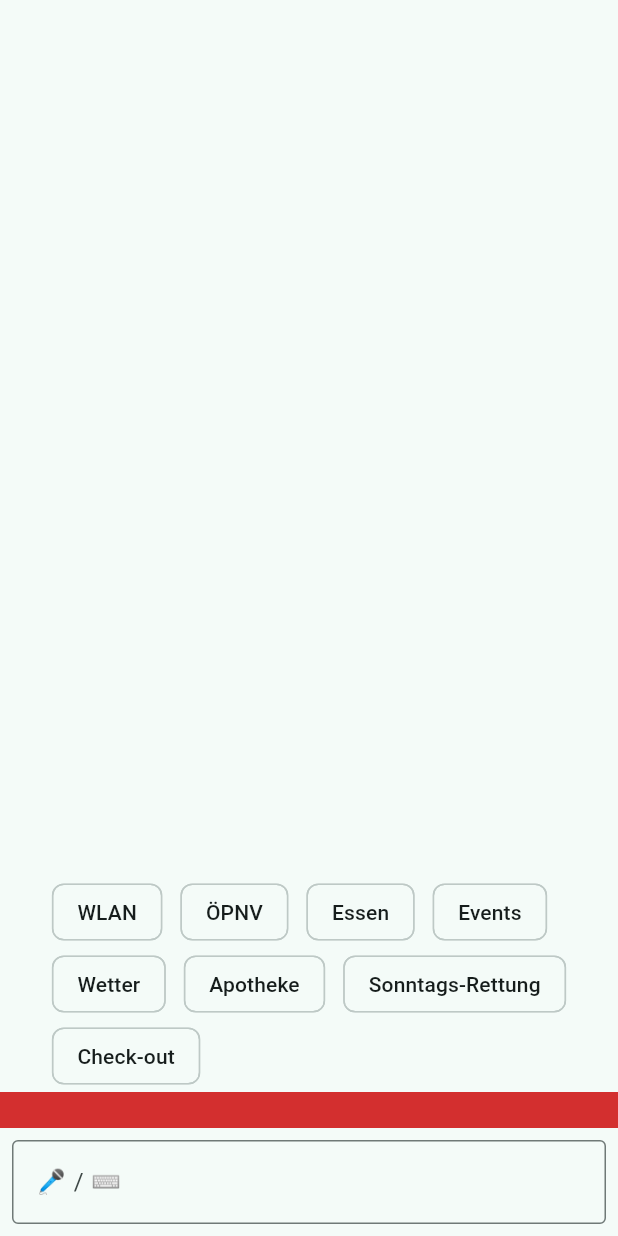
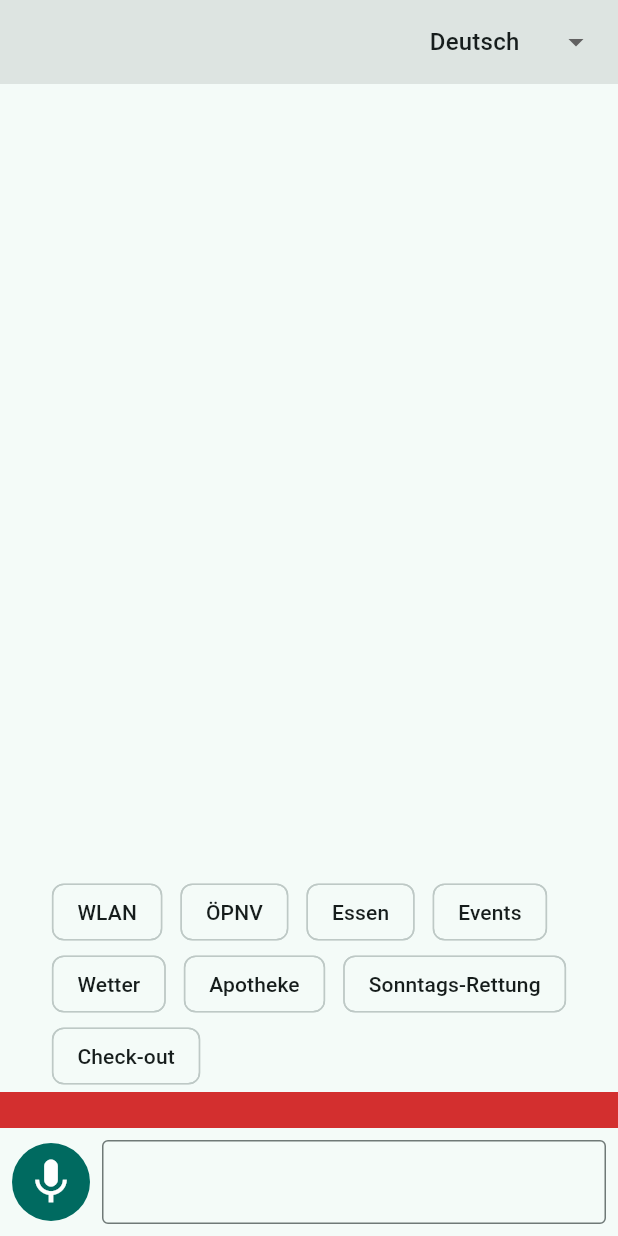
Before and after one commit to pcblizzard/Concierge-for-Airbnb, a Flutter app: the HomeScreen screen opened directly with empty values, on a phone screen of 412 x 824 dp. Run offline on Flutter 3.47's test engine with Material 3 defaults, Android fonts, the phone set to English and light mode, and no system bars; our stand-ins replace camera, flutter_tts, qr_flutter, shared_preferences, speech_to_text, wakelock_plus; missing offline and left inert: screen_brightness; accounts and stored records are empty.

Commit message:
Sprache, Dropdown, Gedächtnis, Places, Events, Wake-on-Approach, Kiosk-Skript
Co-Authored-By: Claude Sonnet 5.5 <noreply@anthropic.com>
Claude-Session: https://claude.ai/code/session_01RG2HUskfx3wVbHMEkcH1fn

```diff
--- a/lib/main.dart
+++ b/lib/main.dart
@@ -1,8 +1,14 @@
 import 'package:flutter/material.dart';
 import 'package:flutter/services.dart';
 import 'package:qr_flutter/qr_flutter.dart';
+import 'services/display_service.dart';
+import 'services/events_service.dart';
+import 'services/languages.dart';
 import 'services/links.dart';
 import 'services/llm_service.dart';
+import 'services/memory_store.dart';
+import 'services/places_service.dart';
+import 'services/voice_service.dart';
 import 'services/wohnung_repository.dart';
 
 void main() async {
@@ -12,44 +18,139 @@ void main() async {
       // remoteUrl: 'https://raw.githubusercontent.com/<user>/<repo>/main/assets/wohnung.json',
       );
   await repo.load();
-  runApp(ConciergeApp(repo: repo));
+  final memory = MemoryStore();
+  await memory.load();
+  runApp(ConciergeApp(repo: repo, memory: memory));
 }
 
 class ConciergeApp extends StatelessWidget {
-  const ConciergeApp({super.key, required this.repo});
+  const ConciergeApp({super.key, required this.repo, required this.memory});
   final WohnungRepository repo;
+  final MemoryStore memory;
   @override
   Widget build(BuildContext context) => MaterialApp(
         title: 'Concierge',
         theme: ThemeData(useMaterial3: true, colorSchemeSeed: Colors.teal),
-        home: HomeScreen(repo: repo),
+        home: HomeScreen(repo: repo, memory: memory),
       );
 }
 
 class HomeScreen extends StatefulWidget {
-  const HomeScreen({super.key, required this.repo});
+  const HomeScreen({super.key, required this.repo, required this.memory});
   final WohnungRepository repo;
+  final MemoryStore memory;
   @override
   State<HomeScreen> createState() => _HomeScreenState();
 }
 
 class _HomeScreenState extends State<HomeScreen> {
   final _ctrl = TextEditingController();
+  final _voice = VoiceService();
+  final _display = DisplayService();
+  final _places = PlacesService();
+  final _events = EventsService();
   late final LlmService _llm = LlmService(
-      endpoint: 'https://example.invalid/concierge', apiKeyProvider: () async => '');
+      endpoint: const String.fromEnvironment('LLM_ENDPOINT', defaultValue: 'https://example.invalid/concierge'),
+      apiKeyProvider: () async => const String.fromEnvironment('LLM_KEY'),
+      memory: widget.memory);
+
+  Lang _lang = languages.first;
+  bool _langBanner = false;
+  bool _listening = false;
+  bool _busy = false;
   String _answer = '';
-  String _lang = 'de';
   String? _qr;
+  List<Place> _placeList = [];
+  List<String> _checks = [];
+  final Set<int> _done = {};
+
+  @override
+  void initState() {
+    super.initState();
+    _display.start().catchError((_) {});
+  }
+
+  @override
+  void dispose() {
+    _display.dispose();
+    super.dispose();
+  }
+
+  void _setLang(Lang l, {bool manual = false}) {
+    setState(() {
+      _lang = l;
+      _langBanner = !manual;
+    });
+    _llm.forcedLang = manual ? l.endonym : null;
+  }
 
   Future<void> _send(String text) async {
-    final r = await _llm.ask(text, widget.repo.contextForLlm);
+    if (text.trim().isEmpty) return;
+    _display.touch();
+    setState(() => _busy = true);
+    try {
+      var r = await _llm.ask(text, widget.repo.contextForLlm);
+      // Zweiter Durchgang, wenn die LLM Eventdaten braucht.
+      if (r.actions.any((a) => a['type'] == 'events')) {
+        r = await _llm.ask('(Eventdaten angefordert, bitte jetzt empfehlen)', widget.repo.contextForLlm,
+            extraContext: await _events.snippets());
+      }
+      final detected = langByCode(r.lang);
+      if (detected.code != _lang.code && _llm.forcedLang == null) _setLang(detected);
+      final newQr = await _applyActions(r.actions);
       setState(() {
         _answer = r.text;
-      _lang = r.lang;
-      _qr = null;
-      for (final a in r.actions) {
-        if (a['type'] == 'wifi_qr') _qr = widget.repo.wifiQrPayload;
-        if (a['url'] != null) _qr = a['url'];
+        _qr = newQr;
+      });
+      _voice.speak(r.text, _lang);
+    } catch (e) {
+      setState(() => _answer = '⚠ $e');
+    } finally {
+      setState(() => _busy = false);
+    }
+  }
+
+  Future<String?> _applyActions(List<Map<String, dynamic>> actions) async {
+    String? qr;
+    _placeList = [];
+    _checks = [];
+    for (final a in actions) {
+      switch (a['type']) {
+        case 'wifi_qr':
+          qr = widget.repo.wifiQrPayload;
+        case 'route_qr':
+          qr = transitRoute('${a['from'] ?? widget.repo.data['adresse']?['text']}', '${a['to']}');
+        case 'weather':
+          qr = meteoblueMuenchen;
+        case 'events':
+          qr = rausgegangenUrl();
+        case 'places':
+          final addr = widget.repo.data['adresse'] ?? {};
+          _placeList = await _places.nearby(
+              (addr['lat'] ?? 48.1351).toDouble(), (addr['lng'] ?? 11.582).toDouble(),
+              ['${a['kind']}'], (a['radius_m'] ?? int.tryParse(widget.memory.data['radius_m'] ?? '') ?? 1000) as int);
+          if (_placeList.isNotEmpty) qr = _placeList.first.mapsUri;
+        case 'checkout':
+          _checks = List<String>.from(widget.repo.data['checkout']?['checkliste'] ?? []);
+          _done.clear();
+      }
+    }
+    return qr;
+  }
+
+  Future<void> _mic() async {
+    _display.touch();
+    if (_listening) {
+      await _voice.stopListening();
+      setState(() => _listening = false);
+      return;
+    }
+    setState(() => _listening = true);
+    await _voice.listen(_lang, (t, done) {
+      _ctrl.text = t;
+      if (done) {
+        setState(() => _listening = false);
+        _send(t);
       }
     });
   }
@@ -57,31 +158,55 @@ class _HomeScreenState extends State<HomeScreen> {
   @override
   Widget build(BuildContext context) {
     final notruf = (widget.repo.data['notruf'] as List?) ?? [];
-    return Scaffold(
+    return Listener(
+      onPointerDown: (_) => _display.touch(),
+      child: Scaffold(
         body: SafeArea(
           child: Column(children: [
-          if (_lang != 'de')
-            MaterialBanner(
-                content: Text('Language: $_lang – tap to change'),
-                actions: [TextButton(onPressed: () {}, child: const Text('Ändern'))]),
+            _topBar(),
+            if (_busy) const LinearProgressIndicator(),
             Expanded(
               child: Padding(
                 padding: const EdgeInsets.all(24),
-              child: Row(children: [
-                Expanded(child: SingleChildScrollView(child: Text(_answer, style: const TextStyle(fontSize: 28)))),
-                if (_qr != null) QrImageView(data: _qr!, size: 260, backgroundColor: Colors.white),
+                child: Row(crossAxisAlignment: CrossAxisAlignment.start, children: [
+                  Expanded(
+                    child: ListView(children: [
+                      Text(_answer, style: const TextStyle(fontSize: 28)),
+                      for (final p in _placeList)
+                        ListTile(
+                          title: Text(p.name),
+                          subtitle: Text('${p.address}\n${p.hoursToday ?? ''}'),
+                          trailing: Icon(Icons.circle, color: p.openNow == null ? Colors.grey : p.openNow! ? Colors.green : Colors.red),
+                        ),
+                      for (var i = 0; i < _checks.length; i++)
+                        CheckboxListTile(
+                          value: _done.contains(i),
+                          title: Text(_checks[i], style: const TextStyle(fontSize: 22)),
+                          onChanged: (v) => setState(() => v! ? _done.add(i) : _done.remove(i)),
+                        ),
+                    ]),
+                  ),
+                  if (_qr != null)
+                    Column(children: [
+                      QrImageView(data: _qr!, size: 260, backgroundColor: Colors.white),
+                      const SizedBox(height: 8),
+                      const Text('📱 Scan'),
+                    ]),
                 ]),
               ),
             ),
             Wrap(spacing: 12, children: [
-            ActionChip(label: const Text('WLAN'), onPressed: () => _send('WLAN')),
-            ActionChip(label: const Text('ÖPNV'), onPressed: () => _send('Wie komme ich mit dem ÖPNV zu ...')),
-            ActionChip(label: const Text('Essen'), onPressed: () => _send('Restaurant in der Nähe')),
-            ActionChip(label: const Text('Events'), onPressed: () => setState(() => _qr = rausgegangenUrl())),
-            ActionChip(label: const Text('Wetter'), onPressed: () => setState(() => _qr = meteoblueMuenchen)),
-            ActionChip(label: const Text('Apotheke'), onPressed: () => _send('Nächste Apotheke mit Öffnungszeiten')),
-            ActionChip(label: const Text('Sonntags-Rettung'), onPressed: () => _send('Wo bekomme ich sonntags Lebensmittel?')),
-            ActionChip(label: const Text('Check-out'), onPressed: () => _send('Check-out Checkliste')),
+              for (final c in const {
+                'WLAN': 'WLAN',
+                'ÖPNV': 'Wie komme ich mit dem ÖPNV zu ...',
+                'Essen': 'Restaurant in der Nähe',
+                'Events': 'Was kann ich die nächsten Tage unternehmen?',
+                'Wetter': 'Wetter',
+                'Apotheke': 'Nächste Apotheke mit Öffnungszeiten',
+                'Sonntags-Rettung': 'Wo bekomme ich sonntags Lebensmittel?',
+                'Check-out': 'Check-out Checkliste',
+              }.entries)
+                ActionChip(label: Text(c.key), onPressed: () => _send(c.value)),
             ]),
             Container(
               color: Colors.red.shade700,
@@ -94,14 +219,47 @@ class _HomeScreenState extends State<HomeScreen> {
             ),
             Padding(
               padding: const EdgeInsets.all(8),
+              child: Row(children: [
+                IconButton.filled(
+                    iconSize: 36, onPressed: _mic, icon: Icon(_listening ? Icons.stop : Icons.mic)),
+                const SizedBox(width: 8),
+                Expanded(
                   child: TextField(
                     controller: _ctrl,
-              onSubmitted: _send,
-              decoration: const InputDecoration(hintText: '🎤 / ⌨', border: OutlineInputBorder()),
+                    onSubmitted: (t) {
+                      _send(t);
+                      _ctrl.clear();
+                    },
+                    decoration: const InputDecoration(border: OutlineInputBorder()),
                   ),
                 ),
               ]),
             ),
+          ]),
+        ),
+      ),
     );
   }
+
+  Widget _topBar() => Container(
+        color: Theme.of(context).colorScheme.surfaceContainerHighest,
+        padding: const EdgeInsets.symmetric(horizontal: 16, vertical: 4),
+        child: Row(children: [
+          if (_langBanner)
+            Expanded(
+              child: InkWell(
+                onTap: () => setState(() => _langBanner = false),
+                child: Text('${_lang.endonym} ✓  –  ✎', style: const TextStyle(fontSize: 16)),
+              ),
+            )
+          else
+            const Spacer(),
+          DropdownButton<Lang>(
+            value: _lang,
+            underline: const SizedBox(),
+            items: [for (final l in languages) DropdownMenuItem(value: l, child: Text(l.endonym))],
+            onChanged: (l) => _setLang(l!, manual: true),
+          ),
+        ]),
+      );
 }
--- /dev/null
+++ b/lib/services/languages.dart
@@ -0,0 +1,28 @@
+class Lang {
+  const Lang(this.code, this.endonym, this.stt);
+  final String code; // ISO 639-1
+  final String endonym; // Name in der eigenen Sprache
+  final String stt; // Locale für Sprachein-/ausgabe
+}
+
+const languages = <Lang>[
+  Lang('de', 'Deutsch', 'de-DE'),
+  Lang('en', 'English', 'en-US'),
+  Lang('es', 'Español', 'es-ES'),
+  Lang('fr', 'Français', 'fr-FR'),
+  Lang('tr', 'Türkçe', 'tr-TR'),
+  Lang('it', 'Italiano', 'it-IT'),
+  Lang('pt', 'Português', 'pt-PT'),
+  Lang('ar', 'العربية', 'ar-SA'),
+  Lang('zh', '中文', 'zh-CN'),
+  Lang('hi', 'हिन्दी', 'hi-IN'),
+  Lang('ja', '日本語', 'ja-JP'),
+  Lang('ko', '한국어', 'ko-KR'),
+  Lang('ru', 'Русский', 'ru-RU'),
+  Lang('pl', 'Polski', 'pl-PL'),
+  Lang('nl', 'Nederlands', 'nl-NL'),
+  Lang('uk', 'Українська', 'uk-UA'),
+];
+
+Lang langByCode(String c) =>
+    languages.firstWhere((l) => l.code == c, orElse: () => languages.first);
--- a/lib/services/llm_service.dart
+++ b/lib/services/llm_service.dart
@@ -1,43 +1,59 @@
 import 'dart:convert';
 import 'package:http/http.dart' as http;
+import 'memory_store.dart';
 
-/// Antwort der LLM: Text in Gastsprache plus optionale Aktionen fürs UI.
 class LlmReply {
-  LlmReply(this.text, this.lang, this.actions);
+  LlmReply(this.text, this.lang, this.actions, this.remember);
   final String text;
-  final String lang; // z.B. "es"
-  final List<Map<String, dynamic>> actions; // z.B. {type:"wifi_qr"}, {type:"route_qr", url:"..."}
+  final String lang;
+  final List<Map<String, dynamic>> actions;
+  final Map<String, dynamic>? remember;
 }
 
 class LlmService {
-  LlmService({required this.endpoint, required this.apiKeyProvider});
-  final String endpoint; // eigener Proxy empfohlen, damit der Key nicht im Tablet liegt
+  LlmService({required this.endpoint, required this.apiKeyProvider, required this.memory});
+  final String endpoint; // eigener Proxy, damit der Key nicht auf dem Tablet liegt
   final Future<String> Function() apiKeyProvider;
+  final MemoryStore memory;
   final List<Map<String, String>> _history = [];
-  final Map<String, String> memory = {}; // gemerkte Gastpräferenzen (Radius, Küche, ...)
+  String? forcedLang; // gesetzt, wenn der Gast per Dropdown gewählt hat
 
   static const _system = '''
 Du bist der Concierge einer Airbnb-Wohnung in München. Erkenne die Sprache des Gastes
 und antworte in genau dieser Sprache. Nutze die Wohnungsdaten (deutsch) als Wissensquelle.
-Frage bei Unklarheiten kurz nach (Radius, Küche, Eventart). Antworte ausschließlich als JSON:
-{"lang":"<iso>","text":"...","actions":[{"type":"wifi_qr"|"route_qr"|"place_qr"|"weather"|"events"|"checkout"|"emergency","url":"..."}]}
-ÖPNV-Routen: Google-Maps-URL mit travelmode=transit. Notruf: 110, 112, 116117.
-Sonntags/nach 20 Uhr: auf Öffnungszeiten und Sonntags-Alternativen hinweisen.
+Frage bei Unklarheiten kurz nach (z.B. Suchradius, Küche, Art des Events).
+Merke dir Präferenzen des Gastes über "remember" (z.B. {"radius_m":"800","kueche":"vegetarisch"}) und nutze sie.
+Antworte ausschließlich als JSON:
+{"lang":"<iso>","text":"...","remember":{},"actions":[...]}
+Aktionen:
+ {"type":"wifi_qr"}
+ {"type":"route_qr","from":"..","to":".."}  (ÖPNV, Google Maps travelmode=transit)
+ {"type":"places","kind":"pharmacy|supermarket|bakery|drugstore|restaurant","radius_m":1000}
+ {"type":"events"}  (App liefert danach Eventtexte; dann auswählen und empfehlen)
+ {"type":"weather"} {"type":"checkout"}
+Notruf: 110, 112, 116117. Nach 20 Uhr und sonntags auf Öffnungszeiten und Sonntags-Alternativen hinweisen.
 ''';
 
-  Future<LlmReply> ask(String userText, String wohnungJson) async {
+  Future<LlmReply> ask(String userText, String wohnungJson, {String? extraContext}) async {
     _history.add({'role': 'user', 'content': userText});
     final res = await http.post(
       Uri.parse(endpoint),
       headers: {'content-type': 'application/json', 'x-api-key': await apiKeyProvider()},
       body: jsonEncode({
-        'system': '$_system\nWohnung: $wohnungJson\nGedächtnis: ${jsonEncode(memory)}\n'
+        'system': '$_system\nWohnung: $wohnungJson\nGedächtnis: ${jsonEncode(memory.data)}\n'
+            '${forcedLang != null ? "Antworte immer auf: $forcedLang\n" : ""}'
+            '${extraContext != null ? "Zusatzdaten:\n$extraContext\n" : ""}'
             'Jetzt: ${DateTime.now().toIso8601String()}',
         'messages': _history,
       }),
     );
     final j = jsonDecode(utf8.decode(res.bodyBytes));
     _history.add({'role': 'assistant', 'content': j['text'] as String});
-    return LlmReply(j['text'], j['lang'] ?? 'de', List<Map<String, dynamic>>.from(j['actions'] ?? []));
+    final r = LlmReply(j['text'], j['lang'] ?? 'de',
+        List<Map<String, dynamic>>.from(j['actions'] ?? []), j['remember']);
+    await memory.merge(r.remember);
+    return r;
   }
+
+  void resetConversation() => _history.clear();
 }
--- /dev/null
+++ b/lib/services/places_service.dart
@@ -0,0 +1,58 @@
+import 'dart:convert';
+import 'package:http/http.dart' as http;
+
+/// Google Places API (New). Key: --dart-define=PLACES_KEY=... (Key in der
+/// Cloud Console auf die App-ID und die Places API beschränken).
+const _key = String.fromEnvironment('PLACES_KEY');
+
+class Place {
+  Place(this.name, this.address, this.openNow, this.hoursToday, this.mapsUri);
+  final String name, address;
+  final bool? openNow;
+  final String? hoursToday;
+  final String mapsUri;
+  Map<String, dynamic> toJson() => {
+        'name': name, 'address': address, 'openNow': openNow,
+        'hours': hoursToday, 'maps': mapsUri,
+      };
+}
+
+class PlacesService {
+  /// [types] z.B. ['pharmacy'], ['supermarket'], ['bakery'], ['drugstore'], ['restaurant'].
+  Future<List<Place>> nearby(double lat, double lng, List<String> types, int radiusM) async {
+    final res = await http.post(
+      Uri.parse('https://places.googleapis.com/v1/places:searchNearby'),
+      headers: {
+        'content-type': 'application/json',
+        'X-Goog-Api-Key': _key,
+        'X-Goog-FieldMask': 'places.displayName,places.formattedAddress,'
+            'places.currentOpeningHours,places.regularOpeningHours,places.googleMapsUri',
+      },
+      body: jsonEncode({
+        'includedTypes': types,
+        'maxResultCount': 8,
+        'rankPreference': 'DISTANCE',
+        'languageCode': 'de',
+        'locationRestriction': {
+          'circle': {'center': {'latitude': lat, 'longitude': lng}, 'radius': radiusM.toDouble()}
+        },
+      }),
+    );
+    final j = jsonDecode(utf8.decode(res.bodyBytes));
+    final today = DateTime.now().weekday % 7; // Places: 0 = Sonntag
+    return [
+      for (final p in (j['places'] as List? ?? []))
+        Place(
+          p['displayName']?['text'] ?? '?',
+          p['formattedAddress'] ?? '',
+          p['currentOpeningHours']?['openNow'],
+          _today(p['regularOpeningHours']?['weekdayDescriptions'], today),
+          p['googleMapsUri'] ?? '',
+        )
+    ];
+  }
+
+  // weekdayDescriptions beginnt mit Montag.
+  String? _today(List? d, int sundayZero) =>
+      d == null || d.isEmpty ? null : d[(sundayZero + 6) % 7] as String;
+}
--- /dev/null
+++ b/lib/services/voice_service.dart
@@ -0,0 +1,31 @@
+import 'package:flutter_tts/flutter_tts.dart';
+import 'package:speech_to_text/speech_to_text.dart';
+import 'languages.dart';
+
+class VoiceService {
+  final _stt = SpeechToText();
+  final _tts = FlutterTts();
+  bool _ready = false;
+
+  Future<bool> init() async => _ready = await _stt.initialize();
+
+  /// Android-STT erkennt die Sprache nicht selbst: es wird in der aktuell
+  /// gewählten Sprache gehört. Erkennt die LLM am Text eine andere Sprache,
+  /// wechselt die App und zeigt das Banner.
+  Future<void> listen(Lang lang, void Function(String text, bool done) onResult) async {
+    if (!_ready && !await init()) return;
+    await _stt.listen(
+      localeId: lang.stt.replaceAll('-', '_'),
+      listenFor: const Duration(seconds: 20),
+      pauseFor: const Duration(seconds: 3),
+      onResult: (r) => onResult(r.recognizedWords, r.finalResult),
+    );
+  }
+
+  Future<void> stopListening() => _stt.stop();
+
+  Future<void> speak(String text, Lang lang) async {
+    await _tts.setLanguage(lang.stt);
+    await _tts.speak(text);
+  }
+}
--- a/pubspec.yaml
+++ b/pubspec.yaml
@@ -17,6 +17,8 @@ dependencies:
   url_launcher: ^6.3.0
   camera: ^0.11.0
   screen_brightness: ^1.0.0
+  wakelock_plus: ^1.2.0
+  permission_handler: ^11.3.0
 
 flutter:
   uses-material-design: true
```
Also changed, not shown: lib/services/display_service.dart (added, +66 -0 lines), lib/services/events_service.dart (added, +27 -0 lines), lib/services/memory_store.dart (added, +26 -0 lines), 2 other files. Lines whose indentation alone changed are shown as unchanged.
